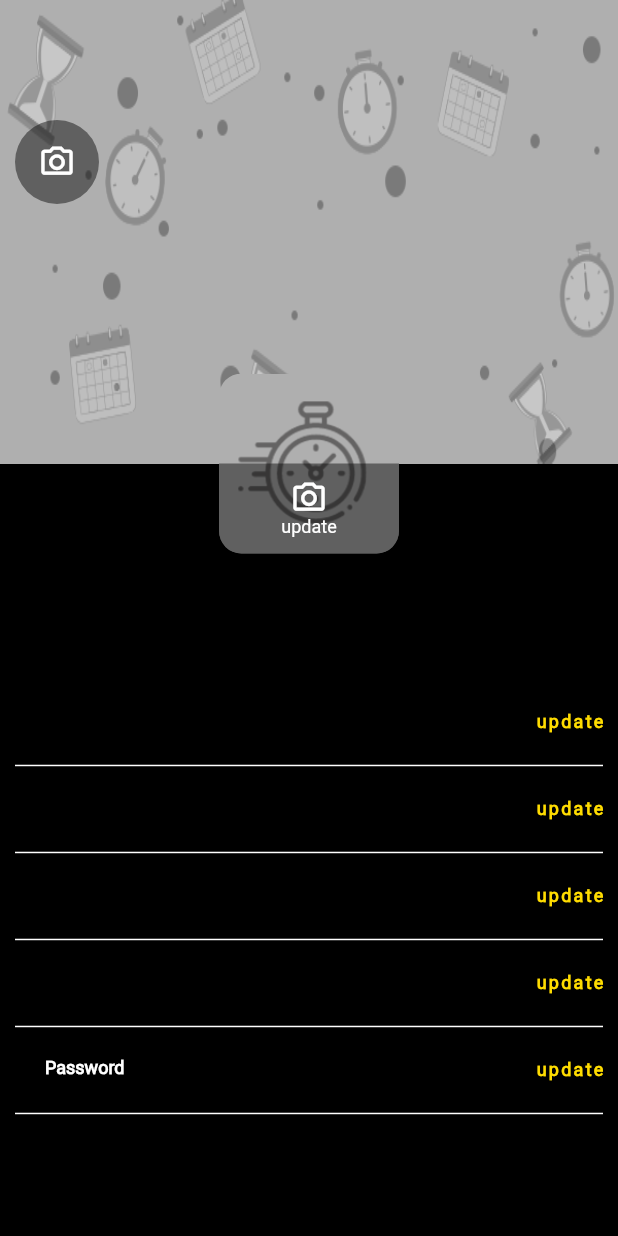
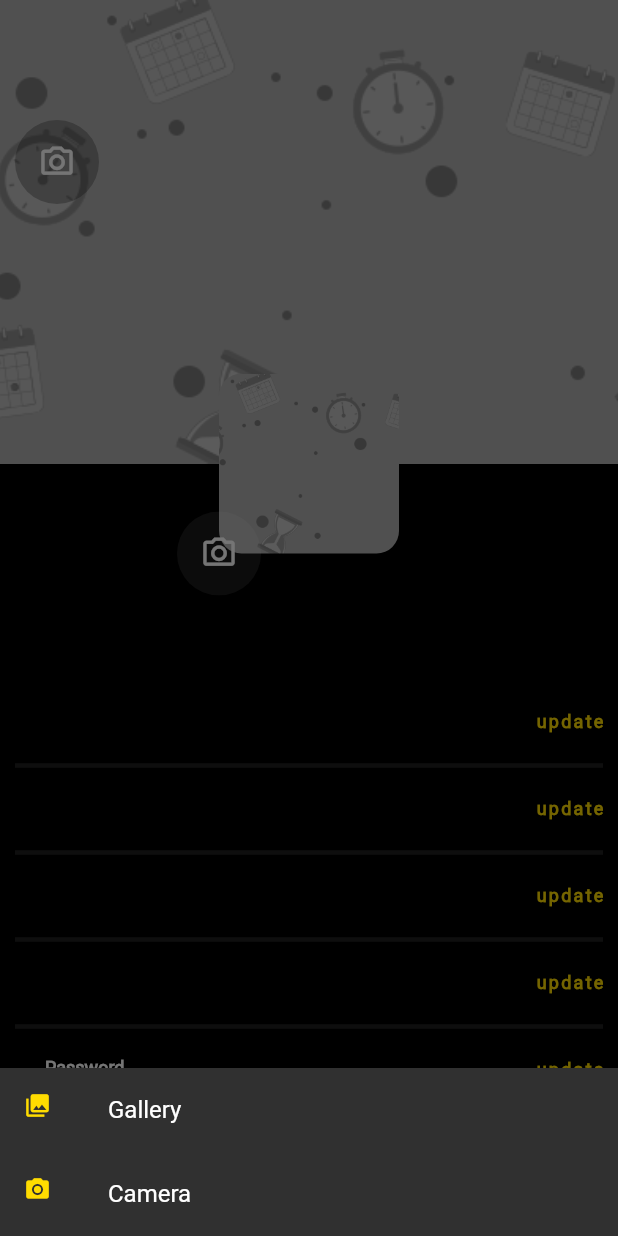
Before and after one commit to MostafaKhalile/Mobile, a Flutter app: the ProfileEdit screen opened by its route, after a tap on the "camera alt" icon, on a phone screen of 412 x 824 dp. Run offline on Flutter 3.47's test engine with Material 2 defaults, Android fonts, the phone set to English and light mode, and no system bars; our stand-ins replace badges, bloc, carousel_slider, connectivity_plus, curved_navigation_bar, equatable and 13 more; missing offline and left inert: flutter_verification_code, grouped_buttons; accounts and stored records are empty; network calls fail; statements that could not run were skipped; project files that could hold a hidden picture were left out.

Commit message:
image picker Camera and Gallery

```diff
--- a/i18n/ar.json
+++ b/i18n/ar.json
@@ -103,5 +103,7 @@
     "choose_branche": "اختر الفرع",
     "pick_day": "اختر اليوم",
     "select_time": "اختر الوقت",
-    "edited_successfully": "تم التعديل بنجاح"
+    "edited_successfully": "تم التعديل بنجاح",
+    "photo_gallery": "معرض الصور",
+    "camera": "الكاميرا"
 }
--- a/i18n/en.json
+++ b/i18n/en.json
@@ -100,5 +100,7 @@
     "choose_branche": "choose a branch",
     "pick_day": "pick a day",
     "select_time": "select time",
-    "edited_successfully": "done editing successfully"
+    "edited_successfully": "done editing successfully",
+    "photo_gallery": "Gallery",
+    "camera": "Camera"
 }
--- /dev/null
+++ b/lib/Controllers/Services/image_picker_service.dart
@@ -0,0 +1,19 @@
+import 'dart:io';
+
+import 'package:image_picker/image_picker.dart';
+
+class ImagePickerService {
+  final ImagePicker _picker = ImagePicker();
+
+  Future<File> imgFromCamera() async {
+    PickedFile image =
+        await _picker.getImage(source: ImageSource.camera, imageQuality: 50);
+    return File(image.path);
+  }
+
+  Future<File> imgFromGallery() async {
+    PickedFile image =
+        await _picker.getImage(source: ImageSource.gallery, imageQuality: 50);
+    return File(image.path);
+  }
+}
--- a/lib/screens/Client/profileEdit/components/cover_and_image.dart
+++ b/lib/screens/Client/profileEdit/components/cover_and_image.dart
@@ -1,44 +1,111 @@
+import 'dart:io';
+
 import 'package:flutter/material.dart';
+import 'package:image_picker/image_picker.dart';
 import 'package:techtime/Helpers/APIUrls.dart';
 import 'package:techtime/Helpers/app_consts.dart';
 import 'package:techtime/Helpers/localization/app_localizations_delegates.dart';
 import 'package:techtime/Models/client_profile.dart';
 
-class ProfileCoverAndImage extends StatelessWidget {
+class ProfileCoverAndImage extends StatefulWidget {
   const ProfileCoverAndImage({
     Key key,
-    @required Decoration imagePikerDecoration,
     @required this.userData,
-  })  : _imagePikerDecoration = imagePikerDecoration,
-        super(key: key);
+  }) : super(key: key);
   final UserProfile userData;
-  final Decoration _imagePikerDecoration;
+
+  @override
+  _ProfileCoverAndImageState createState() => _ProfileCoverAndImageState();
+}
+
+class _ProfileCoverAndImageState extends State<ProfileCoverAndImage> {
+  final ImagePicker _picker = ImagePicker();
+  File _profilePicture;
+  File _cover;
 
   @override
   Widget build(BuildContext context) {
-    // ThemeData _theme = Theme.of(context);
-    AppLocalizations _translator = AppLocalizations.of(context);
-    return Container(
+    return Stack(
+      clipBehavior: Clip.none,
+      children: [
+        Container(
           width: double.infinity,
           decoration: BoxDecoration(
               image: DecorationImage(
-        image: userData?.coverImage != null
+            image: (_cover != null)
+                ? FileImage(_cover)
+                : widget.userData?.coverImage != null
                     ? NetworkImage(
-                KAPIURL + userData.coverImage,
+                        KAPIURL + widget.userData.coverImage,
                       )
                     : AssetImage(KPlaceHolderCover),
-        fit: BoxFit.fill,
+            fit: BoxFit.cover,
           )),
           child: Stack(
             clipBehavior: Clip.none,
             children: [
+              Positioned(
+                bottom: -60,
+                right: 0,
+                left: 0,
+                child: Row(
+                  mainAxisAlignment: MainAxisAlignment.center,
+                  children: [
+                    Stack(clipBehavior: Clip.none, children: [
+                      InkWell(
+                        child: Container(
+                            height: 120,
+                            width: 120,
+                            decoration: BoxDecoration(
+                                image: DecorationImage(
+                                  image: (_profilePicture != null)
+                                      ? FileImage(_profilePicture)
+                                      : widget.userData?.image != null
+                                          ? NetworkImage(
+                                              KAPIURL + widget.userData.image,
+                                            )
+                                          : AssetImage(KPlaceHolderCover),
+                                  fit: BoxFit.cover,
+                                ),
+                                borderRadius: BorderRadius.all(
+                                  Radius.circular(KdefaultRadius),
+                                ))),
+                        onTap: () => changeProfilePicture(),
+                      ),
+                      Positioned(
+                        bottom: -28,
+                        left: -28,
+                        right: -28,
+                        child: Row(
+                          children: [
+                            ClipOval(
+                              child: Container(
+                                  color: Colors.white10,
+                                  width: 56,
+                                  height: 56,
+                                  child: Icon(
+                                    Icons.camera_alt_outlined,
+                                    color: Colors.white,
+                                    size: 25,
+                                  )),
+                            ),
+                          ],
+                        ),
+                      ),
+                    ]),
+                  ],
+                ),
+              )
+            ],
+          ),
+        ),
         Row(
           children: [
             Padding(
               padding: const EdgeInsets.only(top: 80, right: 10, left: 10),
               child: ClipOval(
                 child: Material(
-                    color: Colors.black45, // button color
+                    color: Colors.black26, // button color
                     child: InkWell(
                         child: SizedBox(
                             width: 56,
@@ -48,63 +115,72 @@ class ProfileCoverAndImage extends StatelessWidget {
                               color: Colors.white,
                               size: 25,
                             )),
-                      onTap: () {},
-                    ),
-                  ),
+                        onTap: () => changeCoverPicture())),
               ),
             ),
           ],
         ),
-          Positioned.fill(
-            bottom: -60,
-            child: Align(
-                alignment: Alignment.bottomCenter,
+      ],
+    );
+  }
+
+  changeProfilePicture() {
+    _showPicker(context).then((value) => setState(() {
+          print("Pp here =====> $value");
+          _profilePicture = value;
+        }));
+  }
+
+  changeCoverPicture() {
+    _showPicker(context).then((value) => setState(() {
+          print("Cover here =====> $value");
+          _cover = value;
+        }));
+  }
+
+  _imgFromCamera() async {
+    PickedFile image =
+        await _picker.getImage(source: ImageSource.camera, imageQuality: 50);
+
+    return File(image.path);
+  }
+
+  _imgFromGallery() async {
+    PickedFile image =
+        await _picker.getImage(source: ImageSource.gallery, imageQuality: 50);
+
+    return File(image.path);
+  }
+
+  Future<File> _showPicker(context) {
+    return showModalBottomSheet<File>(
+        context: context,
+        builder: (BuildContext bc) {
+          return SafeArea(
             child: Container(
-                    height: 120,
-                    width: 120,
-                    decoration: _imagePikerDecoration,
-                    child: InkWell(
-                      onTap: () => print("update"),
-                      child: Stack(
-                        children: [
-                          Align(
-                            alignment: Alignment.bottomCenter,
-                            child: Container(
-                              height: 60,
-                              width: double.infinity,
-                              decoration: BoxDecoration(
-                                color: Colors.black45,
-                                borderRadius: BorderRadius.only(
-                                    bottomLeft: Radius.circular(KdefaultRadius),
-                                    bottomRight:
-                                        Radius.circular(KdefaultRadius)),
+              child: new Wrap(
+                children: <Widget>[
+                  new ListTile(
+                      leading: new Icon(Icons.photo_library),
+                      title: new Text(AppLocalizations.of(context)
+                          .translate("photo_gallery")),
+                      onTap: () async {
+                        File image = await _imgFromGallery();
+                        Navigator.pop(context, image);
+                      }),
+                  new ListTile(
+                    leading: new Icon(Icons.photo_camera),
+                    title: new Text(
+                        AppLocalizations.of(context).translate("camera")),
+                    onTap: () async {
+                      File image = await _imgFromCamera();
+                      Navigator.pop(context, image);
+                    },
                   ),
-                              child: Center(
-                                  child: Column(
-                                mainAxisAlignment: MainAxisAlignment.center,
-                                children: [
-                                  Icon(
-                                    Icons.camera_alt_outlined,
-                                    size: 25,
-                                    color: Colors.white,
-                                  ),
-                                  Text(
-                                    _translator.translate("update"),
-                                    style: Theme.of(context)
-                                        .textTheme
-                                        .caption
-                                        .copyWith(color: Colors.white),
-                                  )
-                                ],
-                              )),
-                            ),
-                          )
                 ],
               ),
-                    ))),
-          )
-        ],
             ),
           );
+        });
   }
 }
--- a/lib/screens/Client/profileEdit/components/profile_text_field.dart
+++ b/lib/screens/Client/profileEdit/components/profile_text_field.dart
@@ -45,8 +45,7 @@ class ProfileTextField extends StatelessWidget {
         ]),
         Divider(
           height: KDefaultPadding / 2,
-          color: Colors.white,
-          thickness: 1,
+          thickness: 3,
           indent: 10,
           endIndent: 10,
         ),
--- a/lib/screens/Client/profileEdit/profile_edit.dart
+++ b/lib/screens/Client/profileEdit/profile_edit.dart
@@ -53,9 +53,7 @@ class _ProfileEditState extends State<ProfileEdit> {
   Widget build(BuildContext context) {
     ThemeData _theme = Theme.of(context);
     Size _size = MediaQuery.of(context).size;
-    // AppLocalizations _translator = AppLocalizations.of(context);
     return Scaffold(
-      // resizeToAvoidBottomInset: false,
       body: Builder(
         builder: (context) {
           return SizedBox(
@@ -63,21 +61,11 @@ class _ProfileEditState extends State<ProfileEdit> {
               child: Column(
                 children: [
                   Expanded(
-                      flex: 3,
-                      child: ProfileCoverAndImage(
-                          userData: _userProfile,
-                          imagePikerDecoration: BoxDecoration(
-                              image: DecorationImage(
-                                image: _userProfile?.image != null
-                                    ? NetworkImage(
-                                        KAPIURL + _userProfile?.image,
-                                      )
-                                    : AssetImage(KPlaceHolderImage),
-                                fit: BoxFit.fill,
-                              ),
-                              borderRadius: BorderRadius.all(
-                                Radius.circular(KdefaultRadius),
-                              )))),
+                    flex: 3,
+                    child: ProfileCoverAndImage(
+                      userData: _userProfile,
+                    ),
+                  ),
                   Expanded(
                     flex: 5,
                     child: Padding(
--- a/pubspec.yaml
+++ b/pubspec.yaml
@@ -30,7 +30,6 @@ dependencies:
   connectivity_plus: ^1.0.0
   cupertino_icons: ^1.0.2
   curved_navigation_bar: ^0.4.0-nullsafety.0
-  dio: ^4.0.0
   equatable: ^2.0.0
   firebase_core: ^1.0.4
   firebase_messaging: ^9.1.2
@@ -43,16 +42,14 @@ dependencies:
   fluttertoast: ^8.0.6
   grouped_buttons: ^1.0.4
   http: ^0.13.1
-  image_picker: ^0.7.4
+  image_picker: ^0.8.0
   material_floating_search_bar: ^0.3.4
   page_transition: ^2.0.1-nullsafety.0
   provider: ^5.0.0
-  responsive_assistant: ^0.0.7
   shared_preferences: ^2.0.5
   smooth_star_rating: ^1.1.1
   table_calendar: ^3.0.0
   url_launcher: ^6.0.3
-  uuid: ^3.0.4
 
 dev_dependencies:
   flutter_test:
```
Also changed, not shown: pubspec.lock, 1 other file. Lines whose indentation alone changed are shown as unchanged.
